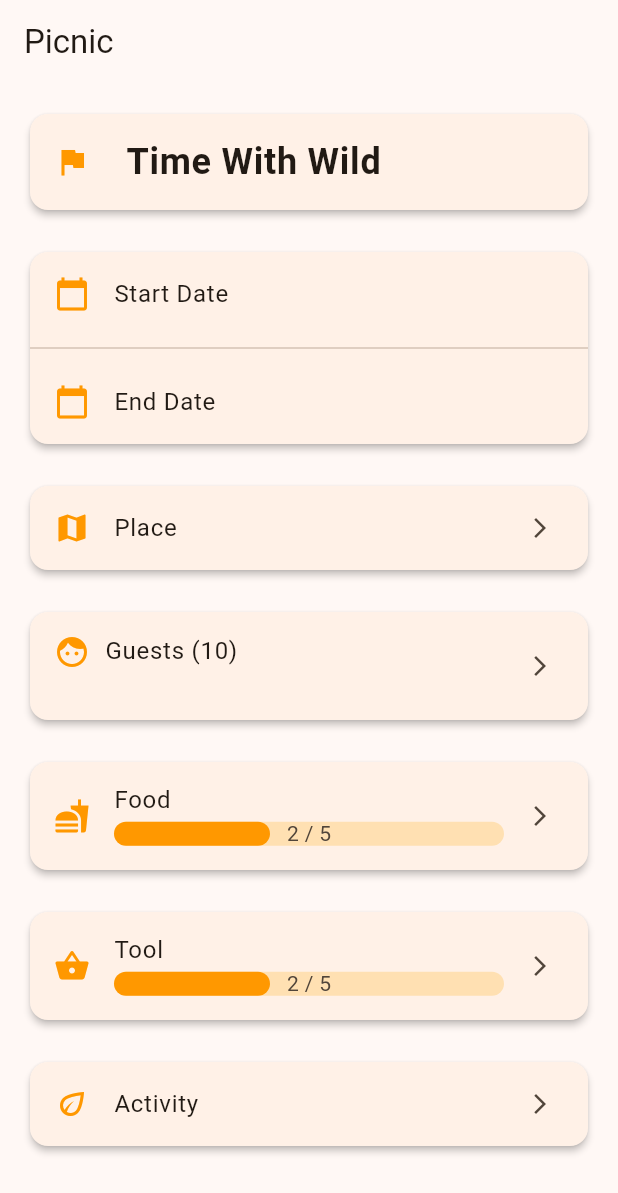
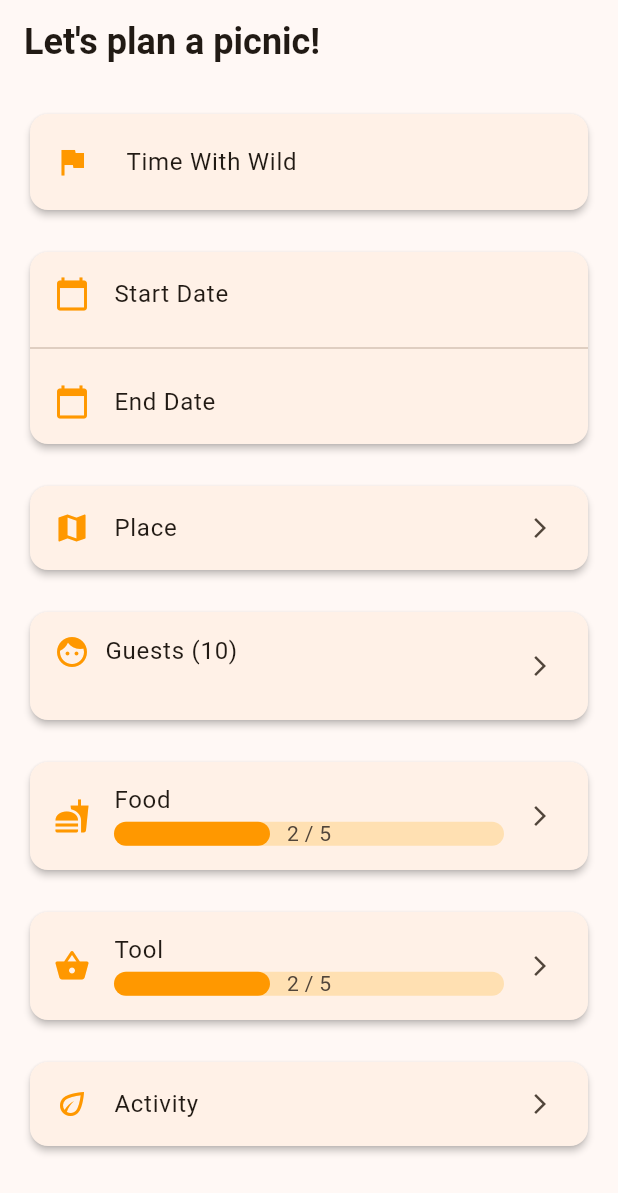
Before and after one commit to InkyChew/flutter-picnic, a Flutter app: the screen it shows after launch, on a phone screen of 412 x 824 dp. Shown: the top 1193 px of the screen. Run offline on Flutter 3.47's test engine with Material 3 defaults, Android fonts, the phone set to English and light mode, and no system bars; our stand-ins replace flutter_slidable.

Commit message:
Modify plan title

```diff
--- a/lib/main.dart
+++ b/lib/main.dart
@@ -33,12 +33,6 @@ class MyHomePage extends StatefulWidget {
 class _MyHomePageState extends State<MyHomePage> {
   @override
   Widget build(BuildContext context) {
-    return Scaffold(
-        appBar: AppBar(
-          backgroundColor: Colors.transparent,
-          elevation: 0,
-          title: Text(widget.title),
-        ),
-        body: const PlanPage());
+    return const PlanPage();
   }
 }
--- a/lib/pages/plan_page.dart
+++ b/lib/pages/plan_page.dart
@@ -72,7 +72,13 @@ class _PlanPageState extends State<PlanPage> {
     double progress =
         totalFoodItems == 0 ? 0 : foodPreparedCount / totalFoodItems;
 
-    return Padding(
+    return Scaffold(
+      appBar: AppBar(
+        backgroundColor: Colors.transparent,
+        elevation: 0,
+        title: const Text("Let's plan a picnic!", style: TextStyle(fontSize: 24,fontWeight: FontWeight.bold),),
+      ),
+      body: Padding(
         padding: const EdgeInsets.all(16.0),
         child: SingleChildScrollView(
           child: Column(
@@ -92,8 +98,6 @@ class _PlanPageState extends State<PlanPage> {
                       border: InputBorder.none,
                       contentPadding: EdgeInsets.symmetric(horizontal: 8),
                     ),
-                  style: const TextStyle(
-                      fontSize: 24, fontWeight: FontWeight.bold),
                     onChanged: (value) {},
                   ),
                 ),
@@ -125,8 +129,8 @@ class _PlanPageState extends State<PlanPage> {
                     ),
                     const Divider(),
                     ListTile(
-                    leading:
-                        const Icon(Icons.calendar_today, color: Colors.orange),
+                      leading: const Icon(Icons.calendar_today,
+                          color: Colors.orange),
                       title: Text(
                         endDate == null
                             ? 'End Date'
@@ -176,8 +180,8 @@ class _PlanPageState extends State<PlanPage> {
                     child: Row(
                       children: guests
                           .map((guest) => Padding(
-                              padding:
-                                  const EdgeInsets.only(top: 10.0, right: 8.0),
+                                padding: const EdgeInsets.only(
+                                    top: 10.0, right: 8.0),
                                 child: Column(
                                   children: [
                                     CircleAvatar(
@@ -286,6 +290,7 @@ class _PlanPageState extends State<PlanPage> {
             ],
           ),
         ),
+      ),
     );
   }
 }
```
Lines whose indentation alone changed are shown as unchanged.
